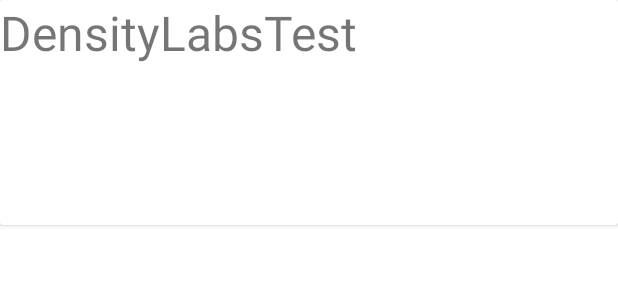
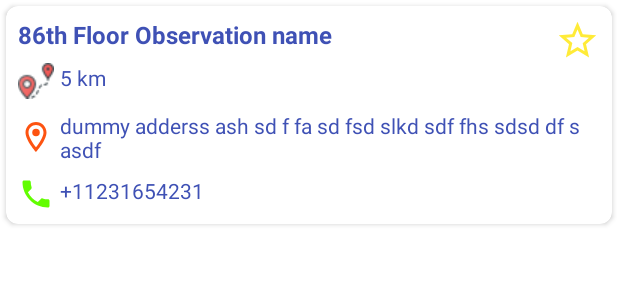
Before and after one commit to YogeshD25/DensityLabsDemo, an Android app: the layout item_venue_viewholder.xml on its own in the app's theme, with its tools: preview values and no code run, on a phone screen of 412 x 824 dp. Shown: the top 300 px of the screen. Run offline under Robolectric (Android 15) with nearby library versions, the phone set to English and light mode, and no system bars.

Commit message:
Card added.

```diff
--- /dev/null
+++ b/app/src/main/res/drawable/ic_baseline_local_phone_24.xml
@@ -0,0 +1,5 @@
+<vector android:height="24dp" android:tint="#62FD01"
+    android:viewportHeight="24" android:viewportWidth="24"
+    android:width="24dp" xmlns:android="http://schemas.android.com/apk/res/android">
+    <path android:fillColor="@android:color/white" android:pathData="M6.62,10.79c1.44,2.83 3.76,5.14 6.59,6.59l2.2,-2.2c0.27,-0.27 0.67,-0.36 1.02,-0.24 1.12,0.37 2.33,0.57 3.57,0.57 0.55,0 1,0.45 1,1V20c0,0.55 -0.45,1 -1,1 -9.39,0 -17,-7.61 -17,-17 0,-0.55 0.45,-1 1,-1h3.5c0.55,0 1,0.45 1,1 0,1.25 0.2,2.45 0.57,3.57 0.11,0.35 0.03,0.74 -0.25,1.02l-2.2,2.2z"/>
+</vector>
--- /dev/null
+++ b/app/src/main/res/drawable/ic_outline_location_on_24.xml
@@ -0,0 +1,6 @@
+<vector android:alpha="0.94" android:height="24dp"
+    android:tint="#FD4801" android:viewportHeight="24"
+    android:viewportWidth="24" android:width="24dp" xmlns:android="http://schemas.android.com/apk/res/android">
+    <path android:fillColor="@android:color/white" android:pathData="M12,2C8.13,2 5,5.13 5,9c0,5.25 7,13 7,13s7,-7.75 7,-13c0,-3.87 -3.13,-7 -7,-7zM7,9c0,-2.76 2.24,-5 5,-5s5,2.24 5,5c0,2.88 -2.88,7.19 -5,9.88C9.92,16.21 7,11.85 7,9z"/>
+    <path android:fillColor="@android:color/white" android:pathData="M12,9m-2.5,0a2.5,2.5 0,1 1,5 0a2.5,2.5 0,1 1,-5 0"/>
+</vector>
--- /dev/null
+++ b/app/src/main/res/drawable/ic_sharp_star_border_24.xml
@@ -0,0 +1,5 @@
+<vector android:alpha="0.94" android:height="24dp"
+    android:tint="#FFEA2B" android:viewportHeight="24"
+    android:viewportWidth="24" android:width="24dp" xmlns:android="http://schemas.android.com/apk/res/android">
+    <path android:fillColor="@android:color/white" android:pathData="M22,9.24l-7.19,-0.62L12,2 9.19,8.63 2,9.24l5.46,4.73L5.82,21 12,17.27 18.18,21l-1.63,-7.03L22,9.24zM12,15.4l-3.76,2.27 1,-4.28 -3.32,-2.88 4.38,-0.38L12,6.1l1.71,4.04 4.38,0.38 -3.32,2.88 1,4.28L12,15.4z"/>
+</vector>
--- a/app/src/main/res/layout/item_venue_viewholder.xml
+++ b/app/src/main/res/layout/item_venue_viewholder.xml
@@ -1,25 +1,78 @@
 <?xml version="1.0" encoding="utf-8"?>
-<androidx.cardview.widget.CardView
-    xmlns:android="http://schemas.android.com/apk/res/android"
+<androidx.cardview.widget.CardView xmlns:android="http://schemas.android.com/apk/res/android"
     xmlns:app="http://schemas.android.com/apk/res-auto"
+    xmlns:tools="http://schemas.android.com/tools"
     android:layout_width="match_parent"
-    android:layout_height="wrap_content">
-
+    android:layout_height="wrap_content"
+    android:layout_margin="4dp"
+    android:elevation="4dp"
+    app:cardCornerRadius="8dp">
 
     <androidx.constraintlayout.widget.ConstraintLayout
         android:layout_width="match_parent"
-        android:layout_height="wrap_content">
+        android:layout_height="match_parent"
+        android:padding="8dp">
 
-        <TextView
-            android:id="@+id/name"
-            android:layout_width="match_parent"
-            android:layout_height="150dp"
-            android:scaleType="fitXY"
-            android:textSize="32sp"
-            android:text="@string/app_name"
+
+        <com.google.android.material.textview.MaterialTextView
+            android:id="@+id/tv_item_name"
+            android:layout_width="0dp"
+            android:layout_height="wrap_content"
+            android:textColor="@color/blue"
+            android:textSize="16sp"
+            android:textStyle="bold"
+            app:layout_constraintStart_toStartOf="parent"
+            app:layout_constraintTop_toTopOf="parent"
+            tools:text="86th Floor Observation name" />
+
+        <com.google.android.material.textview.MaterialTextView
+            android:id="@+id/tv_distance"
+            android:layout_width="0dp"
+            android:layout_height="wrap_content"
+            android:drawableStart="@drawable/distance"
+            android:drawablePadding="4dp"
+            android:textColor="@color/blue"
+            android:layout_marginTop="8dp"
+            app:layout_constraintStart_toStartOf="@+id/tv_item_name"
+            app:layout_constraintTop_toBottomOf="@+id/tv_item_name"
+            tools:text="5 km" />
+
+        <com.google.android.material.textview.MaterialTextView
+            android:id="@+id/tv_address"
+            android:layout_width="0dp"
+            android:layout_height="wrap_content"
+            android:drawableStart="@drawable/ic_outline_location_on_24"
+            android:drawablePadding="4dp"
+            android:layout_marginTop="8dp"
+            android:textColor="@color/blue"
             app:layout_constraintEnd_toEndOf="parent"
-            app:layout_constraintStart_toStartOf="parent"
+            app:layout_constraintStart_toStartOf="@+id/tv_distance"
+            app:layout_constraintTop_toBottomOf="@+id/tv_distance"
+            tools:text="dummy adderss ash sd f fa sd fsd slkd sdf fhs sdsd df s asdf" />
+
+        <com.google.android.material.textview.MaterialTextView
+            android:id="@+id/tv_contact"
+            android:layout_width="0dp"
+            android:layout_height="wrap_content"
+            android:drawableStart="@drawable/ic_baseline_local_phone_24"
+            android:drawablePadding="4dp"
+            android:layout_marginTop="8dp"
+            android:textColor="@color/blue"
+            app:layout_constraintStart_toStartOf="@+id/tv_address"
+            app:layout_constraintTop_toBottomOf="@+id/tv_address"
+            tools:text="+11231654231" />
+
+        <com.google.android.material.checkbox.MaterialCheckBox
+            android:id="@+id/save_icon"
+            android:layout_width="30dp"
+            android:layout_height="30dp"
+
+
+            android:background="@drawable/ic_sharp_star_border_24"
+            android:button="@null"
+            app:layout_constraintEnd_toEndOf="parent"
             app:layout_constraintTop_toTopOf="parent" />
+
 
     </androidx.constraintlayout.widget.ConstraintLayout>
 
--- a/app/src/main/res/values/colors.xml
+++ b/app/src/main/res/values/colors.xml
@@ -7,4 +7,5 @@
     <color name="teal_700">#FF018786</color>
     <color name="black">#FF000000</color>
     <color name="white">#FFFFFFFF</color>
+    <color name="blue">#3F51B5</color>
 </resources>
```
Also changed, not shown: app/src/main/res/drawable/distance.png (added).
